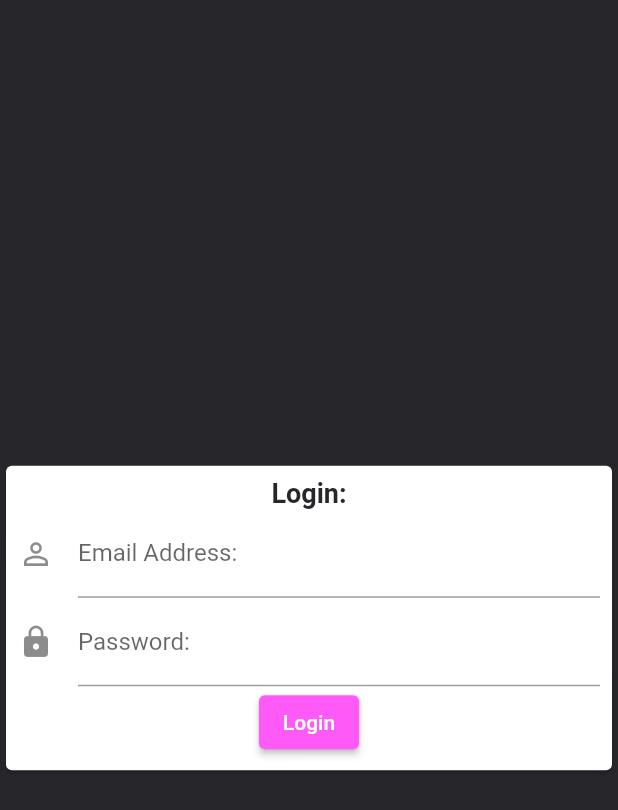
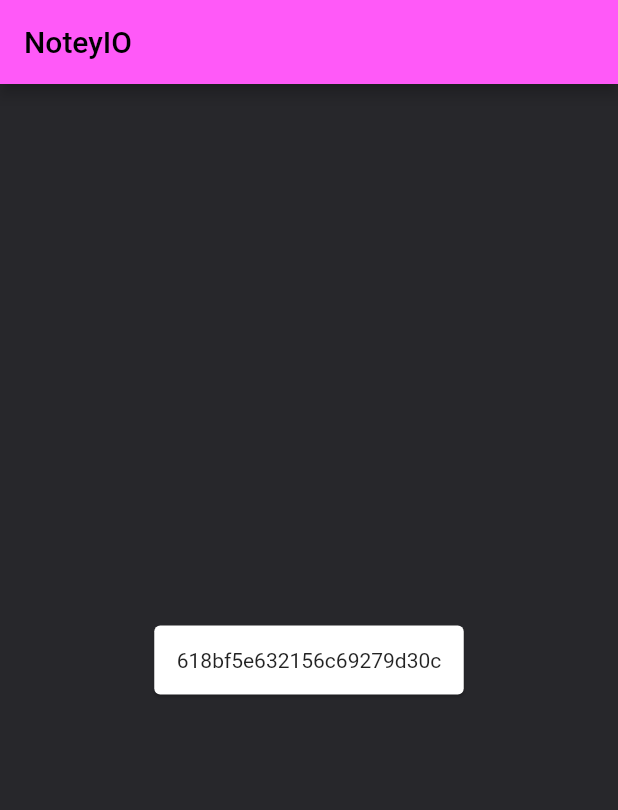
Before and after one commit to jacob1710/noteyio-flutter, a Flutter app: the LoginView screen opened by its route, after a tap on "Login", on a phone screen of 412 x 824 dp. Shown: the top 810 px of the screen. Run offline on Flutter 3.47's test engine with Material 2 defaults, Android fonts, the phone set to English and light mode, and no system bars; our stand-ins replace get_it, stacked; accounts and stored records are empty.

Commit message:
Add home view to navigate to

```diff
--- a/lib/constants/route_names.dart
+++ b/lib/constants/route_names.dart
@@ -1,4 +1,7 @@
+import 'package:flutter/material.dart';
+
 class AppRouteNames{
   static const String kLoginViewRoute = "LoginView";
   static const String kRegistrationViewRoute = "RegistrationView";
+  static const String kHomeViewRoute = "HomeView";
 }
--- a/lib/locator.dart
+++ b/lib/locator.dart
@@ -1,6 +1,7 @@
 import 'package:get_it/get_it.dart';
 import 'package:noteyio_flutter/services/api_service.dart';
 import 'package:noteyio_flutter/services/navigation_service.dart';
+import 'package:noteyio_flutter/services/user_service.dart';
 import 'package:noteyio_flutter/views/basemodel.dart';
 
 final GetIt locator = GetIt.instance;
@@ -12,6 +13,7 @@ Future<void> setUpLocator() async {
   locator.registerFactory(() => BaseModel());
   locator.registerLazySingleton(() => NavigationService());
   locator.registerLazySingleton(() => ApiService());
+  locator.registerLazySingleton(() => UserService());
 
 
 
--- a/lib/models/User.dart
+++ b/lib/models/User.dart
@@ -4,4 +4,9 @@ class User{
   String userName;
   User({required this.id,required this.email,required this.userName});
 
+  @override
+  String toString() {
+    // TODO: implement toString
+    return "ID: ${id}, Email: ${email}, userName:${userName} ";
+  }
 }
--- a/lib/router.dart
+++ b/lib/router.dart
@@ -2,6 +2,8 @@ import 'package:flutter/material.dart';
 import 'package:noteyio_flutter/constants/route_names.dart';
 import 'package:noteyio_flutter/views/authentication/login/login_view.dart';
 import 'package:noteyio_flutter/views/authentication/registration/registration_view.dart';
+import 'package:noteyio_flutter/views/home/home_view.dart';
+import 'package:noteyio_flutter/views/home/home_view_model.dart';
 
 Route<dynamic> generateRoute(RouteSettings settings) {
   print("Router Accessed.");
@@ -16,6 +18,12 @@ Route<dynamic> generateRoute(RouteSettings settings) {
       return _getPageRoute(
         routeName: settings.name,
         viewToShow: RegistrationView(),
+      );
+
+    case AppRouteNames.kHomeViewRoute:
+      return _getPageRoute(
+        routeName: settings.name,
+        viewToShow: HomeView(),
       );
 
     default:
--- a/lib/services/api_service.dart
+++ b/lib/services/api_service.dart
@@ -8,10 +8,14 @@ class ApiService{
   var _client = new http.Client();
 
 
+  //----User Methods----
   Future<User?> loginUser() async{
     const String userId = '618bf5e632156c69279d30c';
     const String email = 'jacob@scase.co.uk';
     const String userName = 'jacob';
+
+    //Validate User
+
     User user = new User(id: userId, email: email, userName: userName);
     return user;
   }
@@ -26,4 +30,6 @@ class ApiService{
     User user = new User(id: userId, email: email, userName: userName);
     return user;
   }
+
+//----Note Methods----
 }
--- /dev/null
+++ b/lib/services/user_service.dart
@@ -0,0 +1,13 @@
+import 'package:noteyio_flutter/models/User.dart';
+
+class UserService{
+  late User _user;
+
+  void setUser({required User user}){
+    _user = user;
+  }
+
+  User getUser(){
+    return _user;
+  }
+}
--- a/lib/views/authentication/login/login_view.dart
+++ b/lib/views/authentication/login/login_view.dart
@@ -1,5 +1,6 @@
 import 'package:flutter/material.dart';
 import 'package:noteyio_flutter/constants/app_styles.dart';
+import 'package:noteyio_flutter/models/User.dart';
 import 'package:noteyio_flutter/views/authentication/login/login_view_model.dart';
 import 'package:noteyio_flutter/widgets/default_button.dart';
 import 'package:stacked/stacked.dart';
@@ -62,8 +63,14 @@ class _LoginViewState extends State<LoginView> {
                           ),
                           Center(
                             child: DefaultButton(
-                              onTapped: () {
-                                model.loginPressed();
+                              onTapped: () async {
+                                User? optionalUser = await model.loginPressed();
+                                if(optionalUser!=null) {
+                                  model.userService.setUser(user:optionalUser);
+                                  model.navigateToHome();
+                                }else{
+                                  //Error - display error
+                                }
                               },
                               text: 'Login',
                             ),
--- a/lib/views/authentication/login/login_view_model.dart
+++ b/lib/views/authentication/login/login_view_model.dart
@@ -1,3 +1,4 @@
+import 'package:noteyio_flutter/models/User.dart';
 import 'package:noteyio_flutter/views/basemodel.dart';
 
 class LoginViewModel extends BaseModel{
@@ -8,8 +9,9 @@ class LoginViewModel extends BaseModel{
   Future<void> init() async{
     print('LoginViewModel.init');
   }
-  bool loginPressed(){
+  Future<User?> loginPressed() async {
     print(currentEmail+'@'+currentPwd);
-    return true;
+    User? optionalUser = await apiService.loginUser();
+    return optionalUser;
   }
 }
--- a/lib/views/basemodel.dart
+++ b/lib/views/basemodel.dart
@@ -1,7 +1,9 @@
 import 'package:flutter/material.dart';
 import 'package:noteyio_flutter/constants/route_names.dart';
+import 'package:noteyio_flutter/models/User.dart';
 import 'package:noteyio_flutter/services/api_service.dart';
 import 'package:noteyio_flutter/services/navigation_service.dart';
+import 'package:noteyio_flutter/services/user_service.dart';
 
 import '../locator.dart';
 
@@ -9,11 +11,17 @@ class BaseModel extends ChangeNotifier {
 
   final NavigationService _navigationService = locator<NavigationService>();
   final ApiService apiService = locator<ApiService>();
+  final UserService userService = locator<UserService>();
 
+
+  //----Navigation Methods ----
   navigateToLogin(){
     _navigationService.navigateTo(AppRouteNames.kLoginViewRoute);
   }
   navigateToRegistration(){
     _navigationService.navigateTo(AppRouteNames.kRegistrationViewRoute);
   }
+  navigateToHome(){
+    _navigationService.navigateToWithNoBack(AppRouteNames.kHomeViewRoute);
+  }
 }
--- /dev/null
+++ b/lib/views/home/home_view.dart
@@ -0,0 +1,37 @@
+import 'package:flutter/material.dart';
+import 'package:noteyio_flutter/constants/app_styles.dart';
+import 'package:noteyio_flutter/views/home/home_view_model.dart';
+import 'package:stacked/stacked.dart';
+
+class HomeView extends StatefulWidget {
+  const HomeView({Key? key}) : super(key: key);
+
+  @override
+  _HomeViewState createState() => _HomeViewState();
+}
+
+class _HomeViewState extends State<HomeView> {
+  @override
+  Widget build(BuildContext context) {
+    return ViewModelBuilder<HomeViewModel>.reactive(
+        viewModelBuilder: () => HomeViewModel(),
+        onModelReady: (model) => model.init(),
+        builder: (context, model, child) => Scaffold(
+          backgroundColor: AppStyles.kDefaultDarkColor,
+          appBar: AppBar(
+            title: Text("NoteyIO"),
+          ),
+          body: Center(
+            child: Card(
+              child: Padding(
+                padding: const EdgeInsets.all(15.0),
+                child:
+                Text(
+                  model.userService.getUser().id
+                ),
+              ),
+            ),
+          ),
+        ));
+  }
+}
--- /dev/null
+++ b/lib/views/home/home_view_model.dart
@@ -0,0 +1,7 @@
+import 'package:noteyio_flutter/views/basemodel.dart';
+
+class HomeViewModel extends BaseModel{
+  Future<void> init() async{
+    print('HomeViewModel.init');
+  }
+}
```
